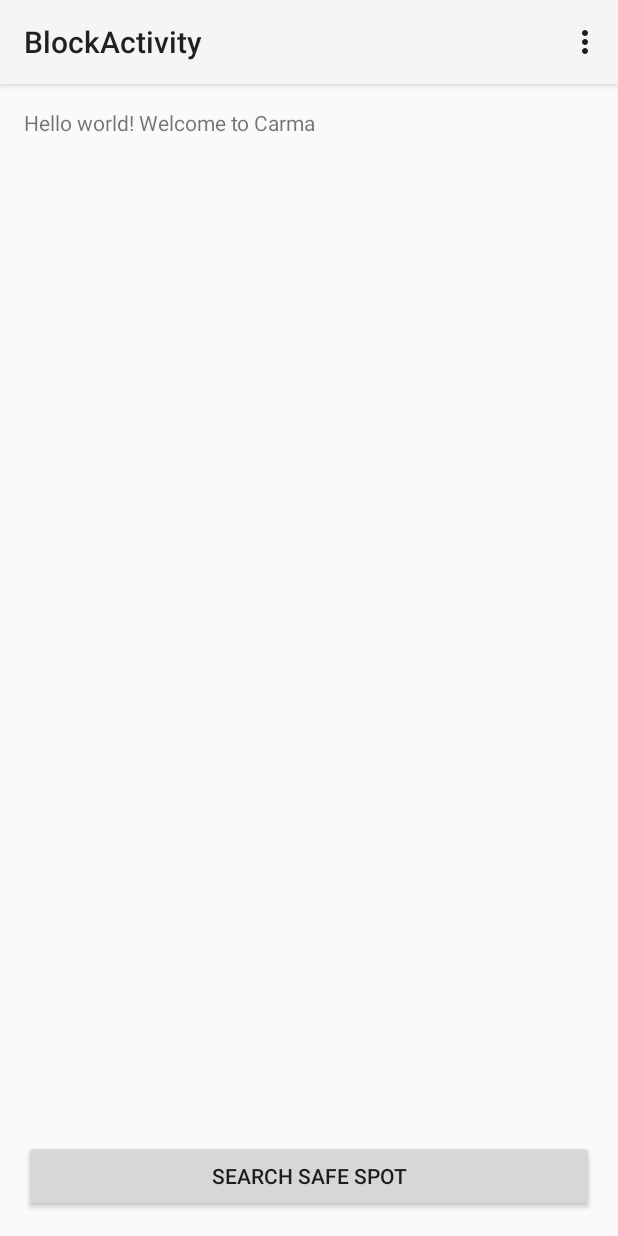
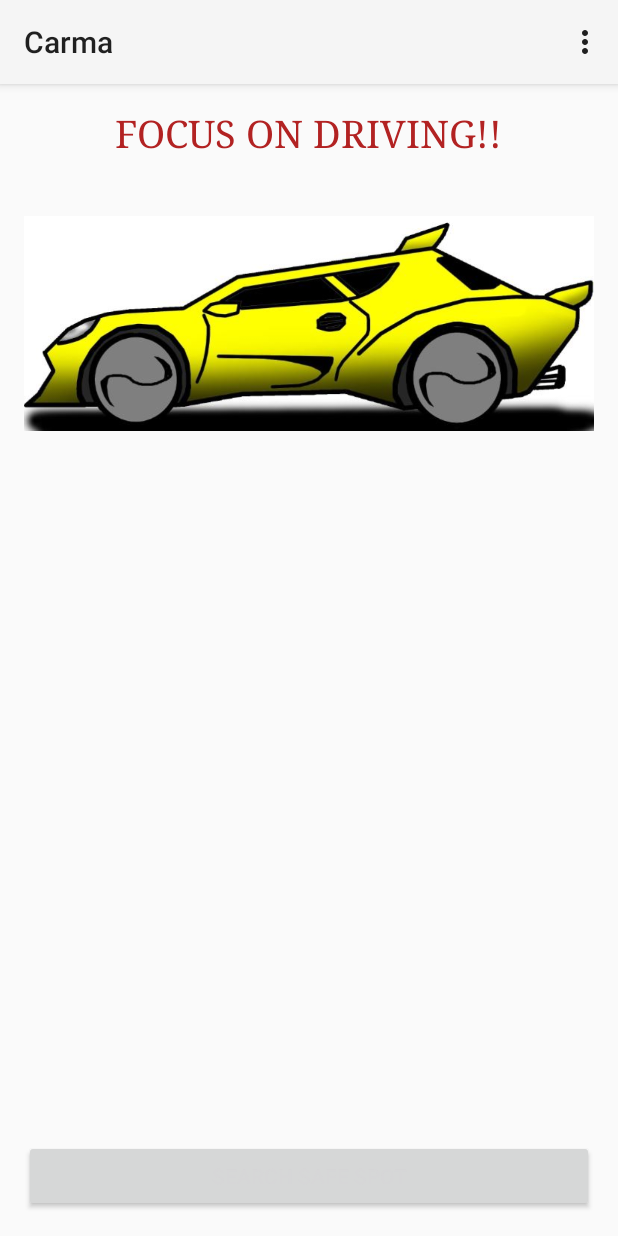
Before and after one commit to arcVoila/FinalProject_Carma, an Android app: the BlockActivity screen opened directly, with no data from a screen before it, on a phone screen of 412 x 824 dp. Run offline under Robolectric (Android 15) with nearby library versions, the phone set to English and light mode, and no system bars.

Commit message:
Added image to Block Screen

```diff
--- a/app/src/main/res/layout/activity_block.xml
+++ b/app/src/main/res/layout/activity_block.xml
@@ -6,9 +6,23 @@
     android:paddingBottom="@dimen/activity_vertical_margin"
     tools:context="com.example.archana.finalproject_carma.BlockActivity">
 
-    <TextView android:text="@string/hello_world" android:layout_width="wrap_content"
+    <TextView android:text="FOCUS ON DRIVING!!" android:layout_width="wrap_content"
         android:layout_height="wrap_content"
-        android:id="@+id/textView" />
+        android:textSize="25dp"
+        android:gravity="center"
+        android:id="@+id/textView"
+        android:textColor="#B22222"
+        android:typeface="serif"
+        android:layout_alignParentTop="true"
+        android:layout_centerHorizontal="true" />
+
+    <ImageView
+        android:layout_width="wrap_content"
+        android:layout_height="wrap_content"
+        android:src="@drawable/car"
+        android:layout_alignParentTop="true"
+        android:layout_alignParentStart="true"
+        android:id="@+id/imageView" />
 
     <Button
         android:layout_width="wrap_content"
@@ -19,17 +33,17 @@
         android:layout_alignParentEnd="true"
         android:layout_alignParentStart="true"
         android:onClick="placePicker"
-      />
+        android:textColor="@color/wallet_dim_foreground_inverse_holo_dark" />
 
     <Button
         android:layout_width="wrap_content"
         android:layout_height="wrap_content"
         android:text="New Button"
         android:id="@+id/button2"
+        android:onClick="callPerson2"
+        android:layout_above="@+id/button3"
         android:layout_alignParentStart="true"
-        android:layout_above="@+id/button"
-        android:layout_toStartOf="@+id/button4"
-        android:onClick="callPerson2"/>
+        android:layout_alignEnd="@+id/button3" />
 
     <Button
         android:layout_width="wrap_content"
@@ -38,15 +52,17 @@
         android:id="@+id/button3"
         android:layout_above="@+id/button"
         android:layout_alignParentEnd="true"
-        android:onClick="callPerson3"/>
+        android:onClick="callPerson3"
+        android:layout_alignParentStart="true" />
 
     <Button
         android:layout_width="wrap_content"
         android:layout_height="wrap_content"
         android:text="New Button"
         android:id="@+id/button4"
-        android:layout_alignBottom="@+id/button2"
-        android:layout_centerHorizontal="true"
-        android:onClick="callPerson4"/>
+        android:onClick="callPerson4"
+        android:layout_above="@+id/button2"
+        android:layout_alignEnd="@+id/button2"
+        android:layout_alignParentStart="true" />
 
 </RelativeLayout>
--- a/app/src/main/res/values/strings.xml
+++ b/app/src/main/res/values/strings.xml
@@ -2,10 +2,10 @@
     <string name="app_name">Carma</string>
     <string name="hello_world">Hello world! Welcome to Carma</string>
     <string name="action_settings">Settings</string>
-    <string name="title_activity_block">BlockActivity</string>
+    <string name="title_activity_block">Carma</string>
     <string name="title_activity_list_phone_apps">Phone Apps</string>
-    <string name="title_activity_emergency_contact">EmergencyContact</string>
-    <string name="title_activity_safe_place">SafePlace</string>
+    <string name="title_activity_emergency_contact">Emergency Contacts</string>
+    <string name="title_activity_safe_place">Safe Place</string>
     <string name="title_activity_preference">Settings</string>
 
 
```
Also changed, not shown: app/src/main/res/drawable/car.jpg (added), 3 other files.
